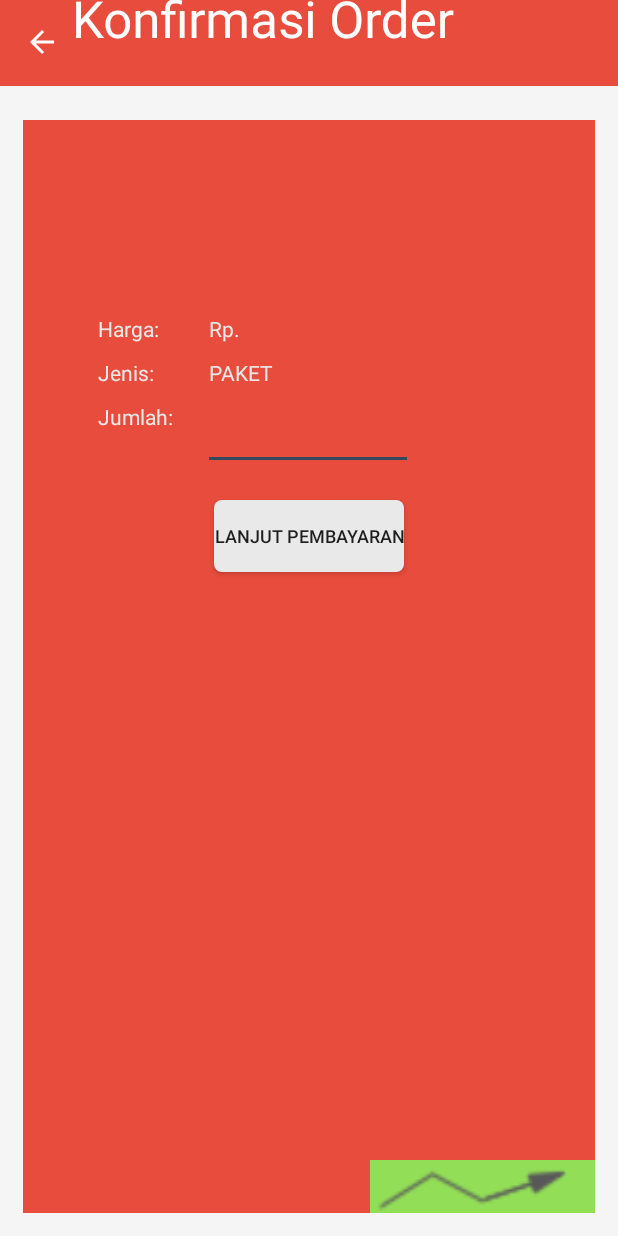
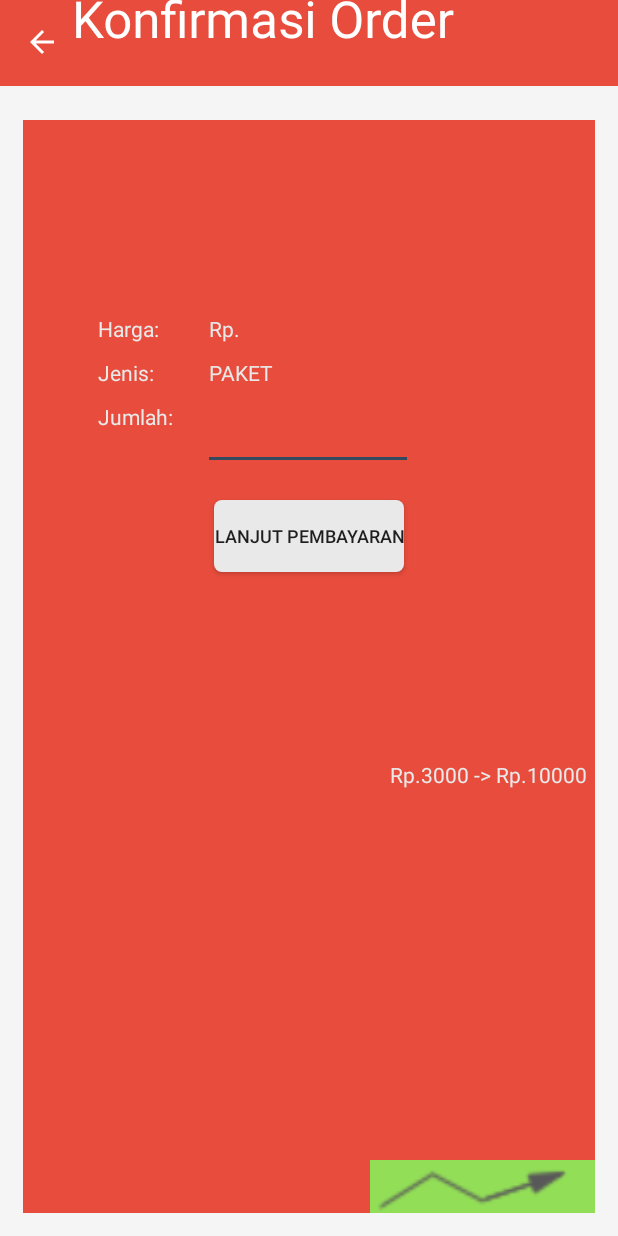
Before and after one commit to whegreen/limakilo, an Android app: the ConfirmOrderActivity screen opened directly, with no data from a screen before it, on a phone screen of 412 x 824 dp. Run offline under Robolectric (Android 15) with nearby library versions, the phone set to English and light mode, and no system bars; libraries missing offline, so code that uses them is left out: retrofit.client.

Commit message:
background

```diff
--- a/app/src/main/res/layout/activity_confirm_order.xml
+++ b/app/src/main/res/layout/activity_confirm_order.xml
@@ -174,7 +174,17 @@
                 android:layout_width="wrap_content"
                 android:layout_height="wrap_content">
 
+                <TextView
+                    android:layout_width="wrap_content"
+                    android:layout_height="wrap_content"
+                    android:layout_marginTop="125dp"
+                    android:layout_alignParentRight="true"
+                    android:layout_marginRight="5dp"
+                    android:text="Rp.3000 -> Rp.10000"
+                    android:textColor="#E9E9E9" />
+
                 <ImageView
+                    android:id="@+id/img_fluk"
                     android:layout_width="150dp"
                     android:layout_height="35dp"
                     android:layout_alignParentBottom="true"
--- a/app/src/main/res/layout/fragment_login.xml
+++ b/app/src/main/res/layout/fragment_login.xml
@@ -2,7 +2,7 @@
     xmlns:tools="http://schemas.android.com/tools"
     android:layout_width="match_parent"
     android:layout_height="match_parent"
-    android:background="@drawable/background2"
+    android:background="@drawable/background4"
     android:gravity="center_vertical|center_horizontal"
     android:orientation="vertical"
     android:paddingBottom="@dimen/activity_vertical_margin"
@@ -25,7 +25,7 @@
         android:gravity="center"
         android:paddingTop="15dp"
         android:layout_marginBottom="50dp"
-        android:text="'Harga kami tak sejahat ibu tiri'"
+        android:text="'Harga kami tak sekejam ibu tiri'"
         android:textAlignment="center"
         android:textAppearance="?android:attr/textAppearanceSmall"
         android:textColor="#ffffffff" />
```
Also changed, not shown: app/src/main/res/drawable/background4.png (added).
